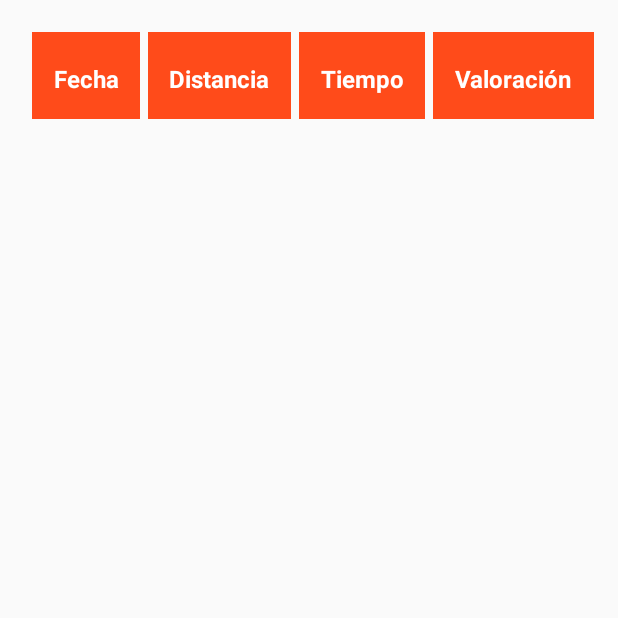
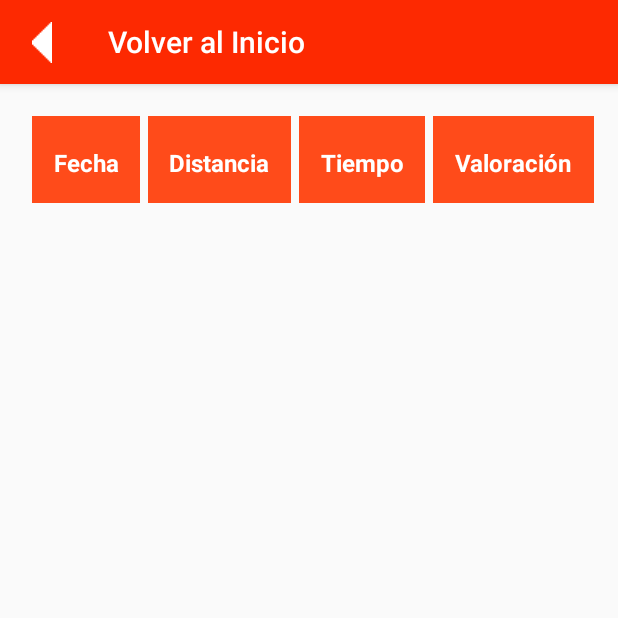
Before and after one commit to gomixx18/RunApp, an Android app: the VerRecorridos screen opened directly, with no data from a screen before it, on a phone screen of 412 x 824 dp, the top half of it. Run offline under Robolectric (Android 15) with nearby library versions, the phone set to English and light mode, and no system bars.

Commit message:
recorridos

```diff
--- a/RunApp2/app/src/main/java/com/example/runapp/runapp/VerRecorridos.java
+++ b/RunApp2/app/src/main/java/com/example/runapp/runapp/VerRecorridos.java
@@ -3,24 +3,19 @@ package com.example.runapp.runapp;
 import android.content.Intent;
 import android.graphics.Color;
 import android.graphics.Typeface;
-import android.os.Build;
+import android.os.Bundle;
+import android.support.design.widget.FloatingActionButton;
+import android.support.design.widget.Snackbar;
 import android.support.v7.app.AppCompatActivity;
-import android.os.Bundle;
+import android.support.v7.widget.Toolbar;
 import android.util.TypedValue;
 import android.view.Gravity;
-import android.view.Menu;
-import android.view.MenuItem;
 import android.view.View;
-import android.widget.CheckBox;
-import android.widget.ImageButton;
-import android.widget.LinearLayout;
-import android.widget.RelativeLayout;
 import android.widget.TableLayout;
 import android.widget.TableRow;
 import android.widget.TextView;
 
 import com.example.runapp.runapp.Modelo.GestorBD;
-import com.google.android.gms.plus.model.people.Person;
 
 import java.util.ArrayList;
 
@@ -30,30 +25,21 @@ public class VerRecorridos extends AppCompatActivity {
     protected void onCreate(Bundle savedInstanceState) {
         super.onCreate(savedInstanceState);
         setContentView(R.layout.activity_ver_recorridos);
+        Toolbar toolbar = (Toolbar) findViewById(R.id.toolbar);
+        setSupportActionBar(toolbar);
+
+        toolbar.setNavigationIcon(R.drawable.na);
+
+        toolbar.setNavigationOnClickListener(new View.OnClickListener() {
+            @Override
+            public void onClick(View v) {
+                startActivity(new Intent(VerRecorridos.this, incioDrawer.class));
+                finish();
+            }
+        });
 
         inicializarTabla();
-    }
 
-    @Override
-    public boolean onCreateOptionsMenu(Menu menu) {
-        // Inflate the menu; this adds items to the action bar if it is present.
-        getMenuInflater().inflate(R.menu.menu_ver_recorridos, menu);
-        return true;
-    }
-
-    @Override
-    public boolean onOptionsItemSelected(MenuItem item) {
-        // Handle action bar item clicks here. The action bar will
-        // automatically handle clicks on the Home/Up button, so long
-        // as you specify a parent activity in AndroidManifest.xml.
-        int id = item.getItemId();
-
-        //noinspection SimplifiableIfStatement
-        if (id == R.id.action_settings) {
-            return true;
-        }
-
-        return super.onOptionsItemSelected(item);
     }
 
 
@@ -62,6 +48,7 @@ public class VerRecorridos extends AppCompatActivity {
     public void onBackPressed() {
         startActivity(new Intent(VerRecorridos.this, incioDrawer.class));
     }
+
 
 
     public void inicializarTabla(){
@@ -152,4 +139,5 @@ public class VerRecorridos extends AppCompatActivity {
 
 
     public final GestorBD gestorBD = new GestorBD(this);
+
 }
--- a/RunApp2/app/src/main/res/layout/activity_ver_recorridos.xml
+++ b/RunApp2/app/src/main/res/layout/activity_ver_recorridos.xml
@@ -1,102 +1,26 @@
-<RelativeLayout xmlns:android="http://schemas.android.com/apk/res/android"
-    xmlns:tools="http://schemas.android.com/tools" android:layout_width="match_parent"
-    android:layout_height="match_parent" android:paddingLeft="@dimen/activity_horizontal_margin"
-    android:paddingRight="@dimen/activity_horizontal_margin"
-    android:paddingTop="@dimen/activity_vertical_margin"
-    android:paddingBottom="@dimen/activity_vertical_margin"
+<?xml version="1.0" encoding="utf-8"?>
+<android.support.design.widget.CoordinatorLayout xmlns:android="http://schemas.android.com/apk/res/android"
+    xmlns:app="http://schemas.android.com/apk/res-auto"
+    xmlns:tools="http://schemas.android.com/tools"
+    android:layout_width="match_parent"
+    android:layout_height="match_parent"
+    android:fitsSystemWindows="true"
     tools:context="com.example.runapp.runapp.VerRecorridos">
 
-   <ScrollView
-       android:layout_width="match_parent"
-       android:layout_height="match_parent">
-    <TableLayout
+    <android.support.design.widget.AppBarLayout
         android:layout_width="match_parent"
         android:layout_height="wrap_content"
-        android:orientation="vertical"
-        android:id="@+id/tablaRecorridos">
+        android:theme="@style/AppTheme.AppBarOverlay">
 
+        <android.support.v7.widget.Toolbar
+            android:id="@+id/toolbar"
+            android:layout_width="match_parent"
+            android:layout_height="?attr/actionBarSize"
+            android:background="#fd2901"
+            app:popupTheme="@style/AppTheme.PopupOverlay" />
 
-        <TableRow android:layout_marginTop="5dp"
-            android:layout_width="wrap_content"
-            android:layout_height="wrap_content"
-            android:id="@+id/fila1">
+    </android.support.design.widget.AppBarLayout>
 
-            <TextView
-                android:layout_width="wrap_content"
-                android:gravity="center_horizontal"
-                android:layout_weight="1"
-                android:paddingTop="20dp"
-                android:textSize="16dp"
-                android:paddingBottom="16dp"
-                android:text="Fecha"
-                android:textColor="#ffffff"
-                android:background="#ff4b1a"
-                android:layout_marginStart="5dp"
-                android:layout_height="wrap_content"
-                android:editable="false"
-                android:textStyle="bold"
-                android:autoText="false"
-                android:id="@+id/txtFecha">
-            </TextView>
+    <include layout="@layout/content_ver_recorridos" />
 
-            <TextView
-                android:layout_width="wrap_content"
-                android:gravity="center_horizontal"
-                android:layout_weight="1"
-                android:paddingTop="20dp"
-                android:textSize="16dp"
-                android:paddingBottom="16dp"
-                android:text="Distancia"
-                android:textColor="#ffffff"
-                android:background="#ff4b1a"
-                android:layout_marginStart="5dp"
-                android:editable="false"
-                android:layout_height="wrap_content"
-                android:textStyle="bold"
-                android:id="@+id/txtDistancia">
-            </TextView>
-
-            <TextView
-                android:text="Tiempo"
-                android:textColor="#ffffff"
-                android:background="#ff4b1a"
-                android:gravity="center_horizontal"
-                android:paddingTop="20dp"
-                android:paddingBottom="16dp"
-                android:layout_height="wrap_content"
-                android:layout_marginStart="5dp"
-                android:textSize="16dp"
-                android:layout_weight="1"
-                android:editable="false"
-                android:layout_width="wrap_content"
-                android:textStyle="bold"
-                android:id="@+id/txtTiempo">
-            </TextView>
-
-            <TextView
-                android:layout_width="wrap_content"
-                android:gravity="center_horizontal"
-                android:layout_weight="1"
-                android:paddingTop="20dp"
-                android:textSize="16dp"
-                android:paddingBottom="16dp"
-                android:text="Valoración"
-                android:textColor="#ffffff"
-                android:background="#ff4b1a"
-                android:layout_marginStart="5dp"
-                android:editable="false"
-                android:layout_height="wrap_content"
-                android:textStyle="bold"
-                android:autoText="false"
-                android:id="@+id/txtValoracion">
-            </TextView>
-
-        </TableRow>
-
-</TableLayout>
-
-   </ScrollView>
-
-
-
-</RelativeLayout>
+</android.support.design.widget.CoordinatorLayout>
--- /dev/null
+++ b/RunApp2/app/src/main/res/layout/content_ver_recorridos.xml
@@ -0,0 +1,110 @@
+<?xml version="1.0" encoding="utf-8"?>
+<RelativeLayout xmlns:android="http://schemas.android.com/apk/res/android"
+    xmlns:app="http://schemas.android.com/apk/res-auto"
+    xmlns:tools="http://schemas.android.com/tools"
+    android:layout_width="match_parent"
+    android:layout_height="match_parent"
+    android:paddingBottom="@dimen/activity_vertical_margin"
+    android:paddingLeft="@dimen/activity_horizontal_margin"
+    android:paddingRight="@dimen/activity_horizontal_margin"
+    android:paddingTop="@dimen/activity_vertical_margin"
+    app:layout_behavior="@string/appbar_scrolling_view_behavior"
+    tools:context="com.example.runapp.runapp.VerRecorridos"
+    tools:showIn="@layout/activity_ver_recorridos">
+
+
+    <ScrollView
+        android:layout_width="match_parent"
+        android:layout_height="match_parent">
+        <TableLayout
+            android:layout_width="match_parent"
+            android:layout_height="wrap_content"
+            android:orientation="vertical"
+            android:id="@+id/tablaRecorridos">
+
+
+            <TableRow android:layout_marginTop="5dp"
+                android:layout_width="wrap_content"
+                android:layout_height="wrap_content"
+                android:id="@+id/fila1">
+
+                <TextView
+                    android:layout_width="wrap_content"
+                    android:gravity="center_horizontal"
+                    android:layout_weight="1"
+                    android:paddingTop="20dp"
+                    android:textSize="16dp"
+                    android:paddingBottom="16dp"
+                    android:text="Fecha"
+                    android:textColor="#ffffff"
+                    android:background="#ff4b1a"
+                    android:layout_marginStart="5dp"
+                    android:layout_height="wrap_content"
+                    android:editable="false"
+                    android:textStyle="bold"
+                    android:autoText="false"
+                    android:id="@+id/txtFecha">
+                </TextView>
+
+                <TextView
+                    android:layout_width="wrap_content"
+                    android:gravity="center_horizontal"
+                    android:layout_weight="1"
+                    android:paddingTop="20dp"
+                    android:textSize="16dp"
+                    android:paddingBottom="16dp"
+                    android:text="Distancia"
+                    android:textColor="#ffffff"
+                    android:background="#ff4b1a"
+                    android:layout_marginStart="5dp"
+                    android:editable="false"
+                    android:layout_height="wrap_content"
+                    android:textStyle="bold"
+                    android:id="@+id/txtDistancia">
+                </TextView>
+
+                <TextView
+                    android:text="Tiempo"
+                    android:textColor="#ffffff"
+                    android:background="#ff4b1a"
+                    android:gravity="center_horizontal"
+                    android:paddingTop="20dp"
+                    android:paddingBottom="16dp"
+                    android:layout_height="wrap_content"
+                    android:layout_marginStart="5dp"
+                    android:textSize="16dp"
+                    android:layout_weight="1"
+                    android:editable="false"
+                    android:layout_width="wrap_content"
+                    android:textStyle="bold"
+                    android:id="@+id/txtTiempo">
+                </TextView>
+
+                <TextView
+                    android:layout_width="wrap_content"
+                    android:gravity="center_horizontal"
+                    android:layout_weight="1"
+                    android:paddingTop="20dp"
+                    android:textSize="16dp"
+                    android:paddingBottom="16dp"
+                    android:text="Valoración"
+                    android:textColor="#ffffff"
+                    android:background="#ff4b1a"
+                    android:layout_marginStart="5dp"
+                    android:editable="false"
+                    android:layout_height="wrap_content"
+                    android:textStyle="bold"
+                    android:autoText="false"
+                    android:id="@+id/txtValoracion">
+                </TextView>
+
+            </TableRow>
+
+        </TableLayout>
+
+    </ScrollView>
+
+
+
+
+</RelativeLayout>
--- a/RunApp2/app/src/main/res/values/strings.xml
+++ b/RunApp2/app/src/main/res/values/strings.xml
@@ -20,7 +20,7 @@
     <string name="hello_world">Hello world!</string>
     <string name="action_settings">Settings</string>
     <string name="title_activity_mapa_recorrido">Map</string>
-    <string name="title_activity_ver_recorridos">VerRecorridos</string>
+    <string name="title_activity_ver_recorridos">Volver al Inicio</string>
     <string name="title_activity_cambiar_datos">Volver al Inicio</string>
     <string name="title_activity_incio_drawer">incioDrawer</string>
 
```
Also changed, not shown: RunApp2/app/src/main/AndroidManifest.xml (+9 -3 lines).
